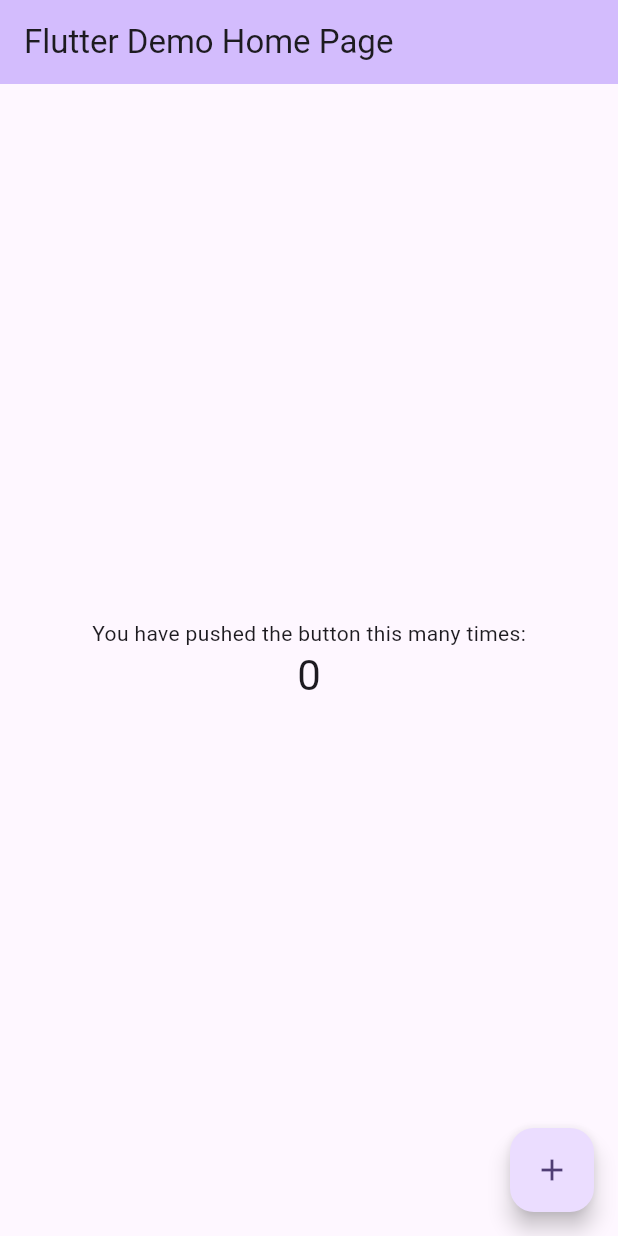
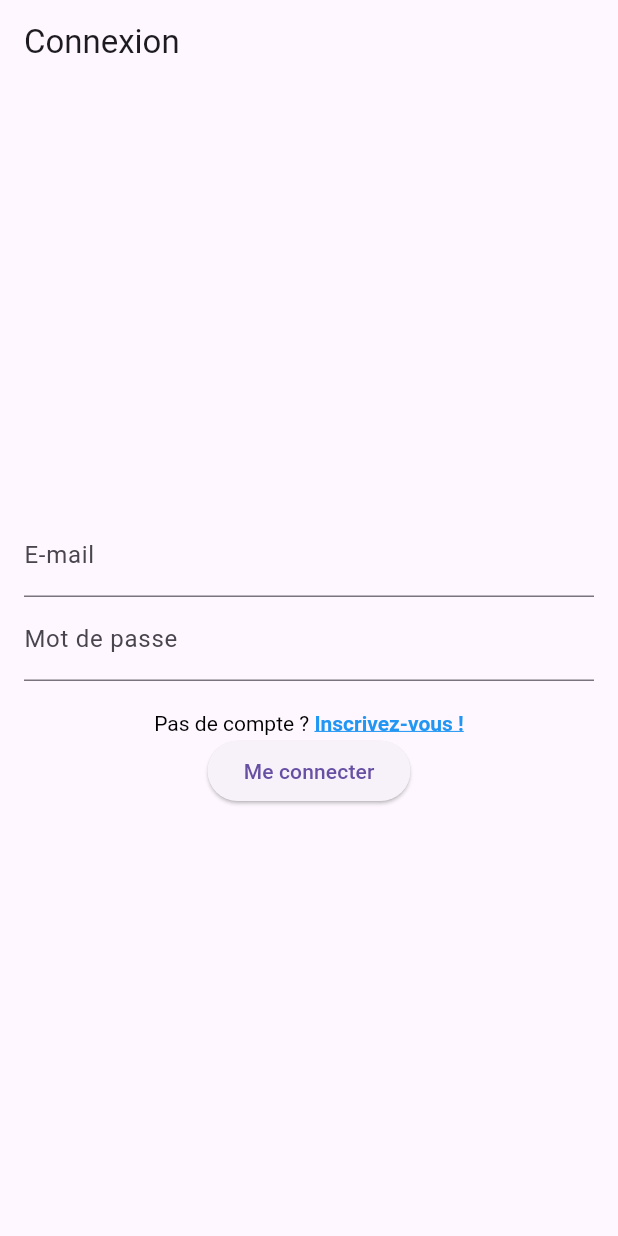
Before and after one commit to jugouin/bar_app, a Flutter app: the screen it shows after launch, on a phone screen of 412 x 824 dp. Run offline on Flutter 3.47's test engine with Material 3 defaults, Android fonts, the phone set to English and light mode, and no system bars; our stand-ins replace cloud_firestore, csv, file_picker, firebase_auth, firebase_core; accounts and stored records are empty.

Commit message:
login feature

```diff
--- /dev/null
+++ b/lib/auth_gate.dart
@@ -0,0 +1,29 @@
+import 'package:flutter/material.dart';
+import 'package:firebase_auth/firebase_auth.dart';
+import 'package:bar_app/screens/login_screen.dart';
+import 'package:bar_app/screens/home_screen.dart';
+
+class AuthGate extends StatelessWidget {
+  const AuthGate({super.key});
+
+  @override
+  Widget build(BuildContext context) {
+    return StreamBuilder<User?>(
+      stream: FirebaseAuth.instance.authStateChanges(),
+      builder: (context, snapshot) {
+        if (snapshot.connectionState == ConnectionState.active) {
+          User? user = snapshot.data;
+          if (user == null) {
+            return LoginScreen();
+          } else {
+            return HomeScreen();
+          }
+        } else {
+          return const Scaffold(
+            body: Center(child: CircularProgressIndicator()),
+          );
+        }
+      },
+    );
+  }
+}
--- a/lib/main.dart
+++ b/lib/main.dart
@@ -1,122 +1,28 @@
+import 'package:bar_app/auth_gate.dart';
+import 'package:firebase_core/firebase_core.dart';
 import 'package:flutter/material.dart';
+import 'firebase_options.dart';
 
-void main() {
+
+void main() async {
+  WidgetsFlutterBinding.ensureInitialized();
+  await Firebase.initializeApp(
+    options: DefaultFirebaseOptions.currentPlatform,
+  );
   runApp(const MyApp());
 }
 
 class MyApp extends StatelessWidget {
   const MyApp({super.key});
 
-  // This widget is the root of your application.
   @override
   Widget build(BuildContext context) {
     return MaterialApp(
-      title: 'Flutter Demo',
+      title: 'Login',
       theme: ThemeData(
-        // This is the theme of your application.
-        //
-        // TRY THIS: Try running your application with "flutter run". You'll see
-        // the application has a purple toolbar. Then, without quitting the app,
-        // try changing the seedColor in the colorScheme below to Colors.green
-        // and then invoke "hot reload" (save your changes or press the "hot
-        // reload" button in a Flutter-supported IDE, or press "r" if you used
-        // the command line to start the app).
-        //
-        // Notice that the counter didn't reset back to zero; the application
-        // state is not lost during the reload. To reset the state, use hot
-        // restart instead.
-        //
-        // This works for code too, not just values: Most code changes can be
-        // tested with just a hot reload.
-        colorScheme: .fromSeed(seedColor: Colors.deepPurple),
+        primarySwatch: Colors.blue,
       ),
-      home: const MyHomePage(title: 'Flutter Demo Home Page'),
+      home: AuthGate(),
     );
   }
 }
-
-class MyHomePage extends StatefulWidget {
-  const MyHomePage({super.key, required this.title});
-
-  // This widget is the home page of your application. It is stateful, meaning
-  // that it has a State object (defined below) that contains fields that affect
-  // how it looks.
-
-  // This class is the configuration for the state. It holds the values (in this
-  // case the title) provided by the parent (in this case the App widget) and
-  // used by the build method of the State. Fields in a Widget subclass are
-  // always marked "final".
-
-  final String title;
-
-  @override
-  State<MyHomePage> createState() => _MyHomePageState();
-}
-
-class _MyHomePageState extends State<MyHomePage> {
-  int _counter = 0;
-
-  void _incrementCounter() {
-    setState(() {
-      // This call to setState tells the Flutter framework that something has
-      // changed in this State, which causes it to rerun the build method below
-      // so that the display can reflect the updated values. If we changed
-      // _counter without calling setState(), then the build method would not be
-      // called again, and so nothing would appear to happen.
-      _counter++;
-    });
-  }
-
-  @override
-  Widget build(BuildContext context) {
-    // This method is rerun every time setState is called, for instance as done
-    // by the _incrementCounter method above.
-    //
-    // The Flutter framework has been optimized to make rerunning build methods
-    // fast, so that you can just rebuild anything that needs updating rather
-    // than having to individually change instances of widgets.
-    return Scaffold(
-      appBar: AppBar(
-        // TRY THIS: Try changing the color here to a specific color (to
-        // Colors.amber, perhaps?) and trigger a hot reload to see the AppBar
-        // change color while the other colors stay the same.
-        backgroundColor: Theme.of(context).colorScheme.inversePrimary,
-        // Here we take the value from the MyHomePage object that was created by
-        // the App.build method, and use it to set our appbar title.
-        title: Text(widget.title),
-      ),
-      body: Center(
-        // Center is a layout widget. It takes a single child and positions it
-        // in the middle of the parent.
-        child: Column(
-          // Column is also a layout widget. It takes a list of children and
-          // arranges them vertically. By default, it sizes itself to fit its
-          // children horizontally, and tries to be as tall as its parent.
-          //
-          // Column has various properties to control how it sizes itself and
-          // how it positions its children. Here we use mainAxisAlignment to
-          // center the children vertically; the main axis here is the vertical
-          // axis because Columns are vertical (the cross axis would be
-          // horizontal).
-          //
-          // TRY THIS: Invoke "debug painting" (choose the "Toggle Debug Paint"
-          // action in the IDE, or press "p" in the console), to see the
-          // wireframe for each widget.
-          mainAxisAlignment: .center,
-          children: [
-            const Text('You have pushed the button this many times:'),
-            Text(
-              '$_counter',
-              style: Theme.of(context).textTheme.headlineMedium,
-            ),
-          ],
-        ),
-      ),
-      floatingActionButton: FloatingActionButton(
-        onPressed: _incrementCounter,
-        tooltip: 'Increment',
-        child: const Icon(Icons.add),
-      ),
-    );
-  }
-}
--- /dev/null
+++ b/lib/screens/login_screen.dart
@@ -0,0 +1,80 @@
+import 'package:flutter/material.dart';
+import 'package:firebase_auth/firebase_auth.dart';
+import 'package:flutter/gestures.dart';
+import 'package:bar_app/screens/register_screen.dart';
+
+class LoginScreen extends StatefulWidget {
+  const LoginScreen({super.key});
+
+  @override
+  _LoginScreenState createState() => _LoginScreenState();
+}
+
+class _LoginScreenState extends State<LoginScreen> {
+  final TextEditingController _emailController = TextEditingController();
+  final TextEditingController _passwordController = TextEditingController();
+
+  @override
+  Widget build(BuildContext context) {
+    return Scaffold(
+      appBar: AppBar(title: const Text("Connexion")),
+      body: Padding(
+        padding: const EdgeInsets.all(16.0),
+        child: Column(
+          mainAxisAlignment: MainAxisAlignment.center,
+          children: [
+            TextField(
+              controller: _emailController,
+              decoration: const InputDecoration(labelText: "E-mail"),
+            ),
+            TextField(
+              controller: _passwordController,
+              decoration: const InputDecoration(labelText: "Mot de passe"),
+              obscureText: true,
+            ),
+            const SizedBox(height: 20),
+            RichText(
+              text: TextSpan(
+                children: [
+                  TextSpan(
+                    text: "Pas de compte ? ",
+                    style: const TextStyle(color: Colors.black),
+                  ),
+                  TextSpan(
+                    text: "Inscrivez-vous !",
+                    recognizer: TapGestureRecognizer()
+                      ..onTap = () {
+                        Navigator.push(context, MaterialPageRoute(builder: (context) => RegisterScreen()));
+                      },
+                    style: const TextStyle(color: Colors.blue, fontWeight: FontWeight.bold, decoration: TextDecoration.underline),
+                  ),
+                ],
+              ),
+            ),
+            ElevatedButton(
+              onPressed: () async {
+                await login();
+              },
+              child: const Text("Me connecter"),
+            ),
+          ],
+        ),
+      ),
+    );
+  }
+
+  Future<void> login() async {
+    try {
+      UserCredential userCredential = await FirebaseAuth.instance
+          .signInWithEmailAndPassword(
+              email: _emailController.text, password: _passwordController.text);
+      ScaffoldMessenger.of(context).showSnackBar(
+        SnackBar(content: Text("Bonjour ${userCredential.user!.displayName}")),
+      );
+    } catch (e) {
+      ScaffoldMessenger.of(context).showSnackBar(
+        SnackBar(content: Text("Échec de connexion: $e")),
+      );
+    }
+  }
+}
--- a/pubspec.yaml
+++ b/pubspec.yaml
@@ -35,6 +35,11 @@ dependencies:
   # Use with the CupertinoIcons class for iOS style icons.
   cupertino_icons: ^1.0.8
   qr_code_scanner: ^1.0.1
+  firebase_core: ^4.4.0
+  cloud_firestore: ^6.1.2
+  firebase_auth: ^6.1.4
+  file_picker: ^10.3.10
+  csv: ^7.1.0
 
 dev_dependencies:
   flutter_test:
```
Also changed, not shown: lib/screens/home_screen.dart (added, +30 -0 lines), lib/screens/import_users_page.dart (added, +71 -0 lines), lib/screens/register_screen.dart (added, +87 -0 lines), firebase.json (added), lib/firebase_options.dart (added), pubspec.lock, 20 other files.
